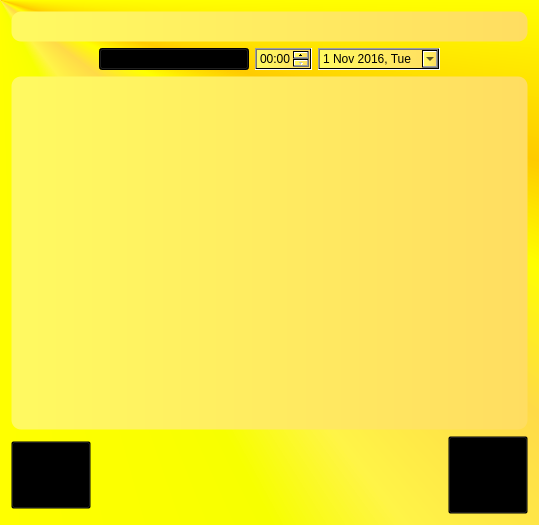
Qt form MattyNotes/addnotedialog.ui (MattyMatiss/MattyNotesOld) before a commit.
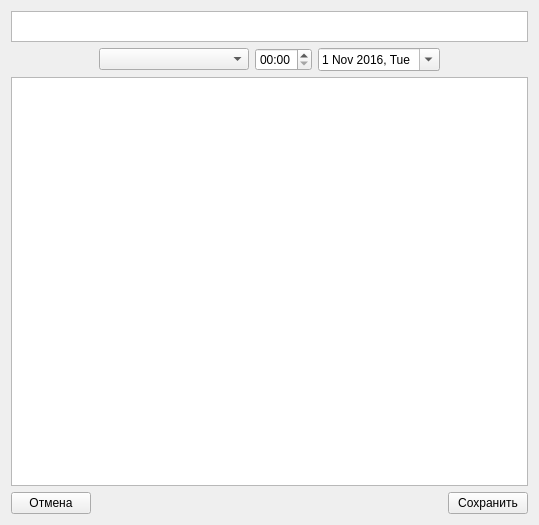
The same form after that commit. Icons and pictures are not drawn.

What changed in the file:
```diff
--- a/MattyNotes/addnotedialog.ui
+++ b/MattyNotes/addnotedialog.ui
@@ -13,18 +13,6 @@
   <property name="windowTitle">
    <string>Добавление заметки</string>
   </property>
-  <property name="styleSheet">
-   <string notr="true">#addNoteDialog { background-color: qconicalgradient(cx:0, cy:0, angle:135, stop:0 rgba(255, 255, 0, 255), stop:0.375 rgba(255, 255, 0, 255), stop:0.423533 rgba(251, 255, 0, 255), stop:0.45 rgba(247, 255, 0, 255), stop:0.477581 rgba(255, 244, 71, 255), stop:0.518717 rgba(255, 218, 71, 255), stop:0.55 rgba(255, 255, 0, 255), stop:0.57754 rgba(255, 203, 0, 255), stop:0.625 rgba(255, 255, 0, 255), stop:1 rgba(255, 255, 0, 255)); 
-/*border: 3px ridge #bc9323;*/}
- QTextEdit { border: 1px solid transparent;
-border-radius: 10px;
-background-color: qlineargradient(spread:pad, x1:0, y1:0, x2:1, y2:0, stop:0 rgba(255, 250, 97, 1), stop:1 rgba(255, 221, 97, 1));
- }
-#noteTitleText { font-weight: bold; }
-#noteTypeComboBox, #eventTimeEdit, #eventDateEdit { background-color: qlineargradient(spread:pad, x1:0, y1:0, x2:1, y2:0, stop:0 rgba(255, 250, 97, 1), stop:1 rgba(255, 221, 97, 1)); }
-QPushButton, QTextEdit { font-style: italic;
-font-family: Comic Sans MS; }</string>
-  </property>
   <layout class="QGridLayout" name="gridLayout">
    <item row="0" column="0">
     <widget class="QTextEdit" name="noteTitleText">
@@ -123,18 +111,6 @@
     <layout class="QHBoxLayout" name="horizontalLayout_5">
      <item>
       <widget class="QPushButton" name="cancelAddingNoteButton">
-       <property name="styleSheet">
-        <string notr="true">QPushButton { background-color: transparent;
- background-image: url(:/MattyNotes/CancelAdding.png);
-background-position: center;
-background-repeat: no-repeat;
-		color: transparent; 
-height: 60px;
-width: 60px; }
-	QPushButton:hover { background-image: url(:/MattyNotes/CancelAddingHover.png);
-	color: #4d3f3d; 
-font-weight: bold; }</string>
-       </property>
        <property name="text">
         <string>Отмена</string>
        </property>
@@ -155,19 +131,6 @@
      </item>
      <item>
       <widget class="QPushButton" name="createNoteButton">
-       <property name="styleSheet">
-        <string notr="true">QPushButton { background-color: transparent;
- background-image: url(:/MattyNotes/ApplyAdding.png);
-background-position: bottom right;
-background-repeat: no-repeat;
-		color: transparent;
-height: 70px;
-width: 70px; 
-text-align: left;}
-	QPushButton:hover { background-image: url(:/MattyNotes/ApplyAddingHover.png);
-		color: #4d3f3d; 
-font-weight: bold; }</string>
-       </property>
        <property name="text">
         <string>Сохранить</string>
        </property>
```
